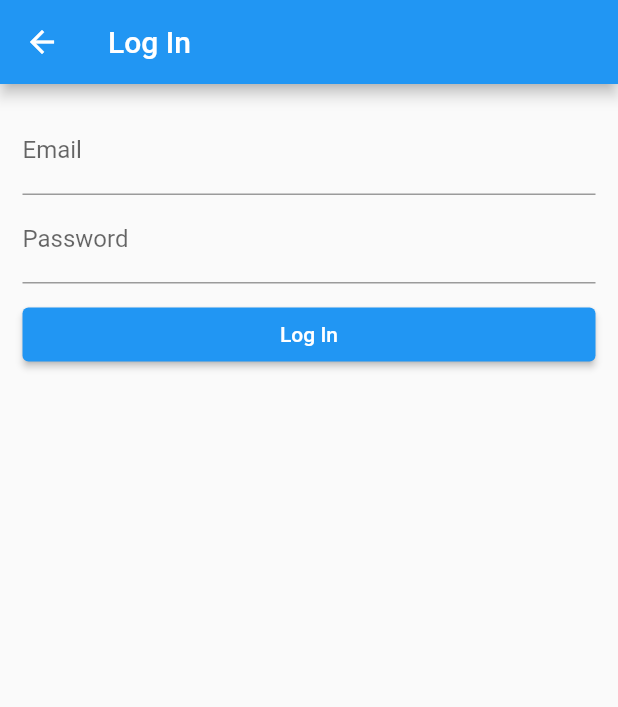
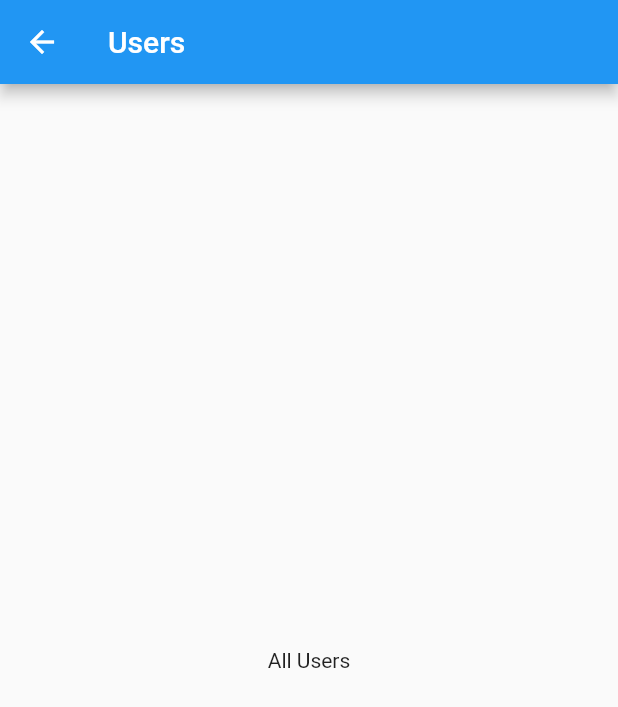
Before and after one commit to iamaddaiboateng/korba, a Flutter app: the LogInPage screen opened directly, on a phone screen of 412 x 824 dp. Shown: the top 707 px of the screen. Run offline on Flutter 3.47's test engine with Material 2 defaults, Android fonts, the phone set to English and light mode, and no system bars; our stand-ins replace connectivity_plus, get; missing offline and left inert: modal_progress_hud_alt; accounts and stored records are empty.

```diff
--- /dev/null
+++ b/lib/core/utils/string_extension.dart
@@ -0,0 +1,5 @@
+extension StringExtension on String {
+    String capitalize() {
+      return "${this[0].toUpperCase()}${this.substring(1).toLowerCase()}";
+    }
+}
--- a/lib/features/account/model/account_model.dart
+++ b/lib/features/account/model/account_model.dart
@@ -1,28 +1,31 @@
+import 'package:get/get.dart';
+
 import '../../../core/utils/const_strings.dart';
 
 class AccountModel {
-  String name, email, password;
-  String? token;
+  String name, email;
+  String? token, password;
   int? id;
 
   AccountModel(
       {required this.name,
       required this.email,
-      required this.password,
+      this.password,
       this.id,
       this.token});
 
   factory AccountModel.fromJson(Map<String, dynamic> json) => AccountModel(
-        name: json[kName],
-        email: json[kEmail],
-        password: json[kPassword],
-        id: json[kId],
-        token: json[kToken],
+        name: json['Name'],
+        email: json['Email'],
+        id: json["Id"],
+        token: json["Token"],
       );
 
   Map<String, dynamic> toJson() => {
         kName: name,
         kEmail: email,
         kPassword: password,
+        kId: id,
+        kToken: token,
       };
 }
--- a/lib/features/account/view/log_in_page.dart
+++ b/lib/features/account/view/log_in_page.dart
@@ -1,5 +1,10 @@
 import 'package:flutter/material.dart';
 import 'package:get/get.dart';
+import 'package:korda/features/account/controller/account_controller.dart';
+import 'package:korda/features/account/model/account_model.dart';
+import 'package:korda/features/users/view/users_list.dart';
+import 'package:modal_progress_hud_alt/modal_progress_hud_alt.dart';
+import 'package:provider/provider.dart';
 
 class LogInPage extends StatefulWidget {
   const LogInPage({Key? key}) : super(key: key);
@@ -23,11 +28,18 @@ class _LogInPageState extends State<LogInPage> {
 
   @override
   Widget build(BuildContext context) {
-    return Scaffold(
+    return Consumer<AccountController>(
+      builder: (_, account, __) => account.accountModel != null
+          ? const UsersList()
+          : ModalProgressHUD(
+              inAsyncCall: account.inProgress,
+              child: Scaffold(
                 appBar: AppBar(
                   title: const Text('Log In'),
                 ),
-      body: Padding(
+                body: Form(
+                  key: _formkey,
+                  child: Padding(
                     padding: const EdgeInsets.all(15.0),
                     child: Column(
                       crossAxisAlignment: CrossAxisAlignment.stretch,
@@ -65,12 +77,25 @@ class _LogInPageState extends State<LogInPage> {
                           height: 10,
                         ),
                         ElevatedButton(
-              onPressed: () {},
+                          onPressed: () {
+                            if (_formkey.currentState!.validate()) {
+                              AccountModel accountModel = AccountModel(
+                                name: ' ',
+                                email: _emailController.text,
+                                password: _passwordController.text,
+                              );
+
+                              account.logIn(accountModel);
+                            }
+                          },
                           child: const Text('Log In'),
                         ),
                       ],
                     ),
                   ),
+                ),
+              ),
+            ),
     );
   }
 }
--- /dev/null
+++ b/lib/features/users/view/users_list.dart
@@ -0,0 +1,22 @@
+import 'package:flutter/material.dart';
+
+class UsersList extends StatefulWidget {
+  const UsersList({Key? key}) : super(key: key);
+
+  @override
+  State<UsersList> createState() => _UsersListState();
+}
+
+class _UsersListState extends State<UsersList> {
+  @override
+  Widget build(BuildContext context) {
+    return Scaffold(
+      appBar: AppBar(
+        title: const Text('Users'),
+      ),
+      body: const Center(
+        child: Text('All Users'),
+      ),
+    );
+  }
+}
--- a/pubspec.yaml
+++ b/pubspec.yaml
@@ -33,6 +33,7 @@ dependencies:
   connectivity_plus: ^2.2.1
   hive: ^2.1.0
   hive_flutter: ^1.1.0
+  modal_progress_hud_alt: ^1.0.0
   flutter:
     sdk: flutter
 
```
Also changed, not shown: lib/features/account/controller/account_controller.dart (+69 -3 lines), lib/features/account/view/sign_up.dart (+21 -5 lines), lib/main.dart (+10 -1 lines), pubspec.lock. Lines whose indentation alone changed are shown as unchanged.
